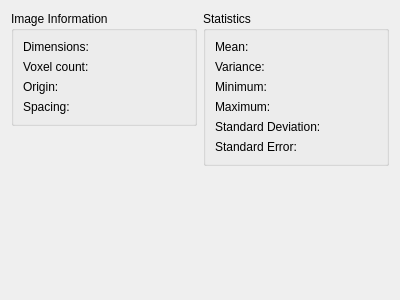
First picture: the form in source/modules/image_information/ImageInformationWidget.ui, repository josefkoller/ambient_image_processor, before the edit.
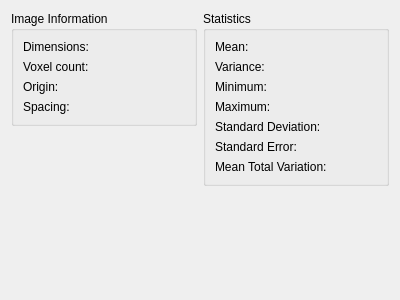
Second picture: the form after the edit.

Commit message: mean total variation

The edit to the form file:
```diff
--- a/source/modules/image_information/ImageInformationWidget.ui
+++ b/source/modules/image_information/ImageInformationWidget.ui
@@ -184,6 +184,27 @@
         </property>
        </widget>
       </item>
+      <item row="2" column="1">
+       <widget class="QLabel" name="minimum_label">
+        <property name="text">
+         <string/>
+        </property>
+       </widget>
+      </item>
+      <item row="6" column="0">
+       <widget class="QLabel" name="label_9">
+        <property name="text">
+         <string>Mean Total Variation:</string>
+        </property>
+       </widget>
+      </item>
+      <item row="6" column="1">
+       <widget class="QLabel" name="tv_per_voxel_label">
+        <property name="text">
+         <string/>
+        </property>
+       </widget>
+      </item>
      </layout>
     </widget>
    </item>
```
Left out of the diff: 41 changed lines with no effect on the pictures. The commit also changes 6 other files.
